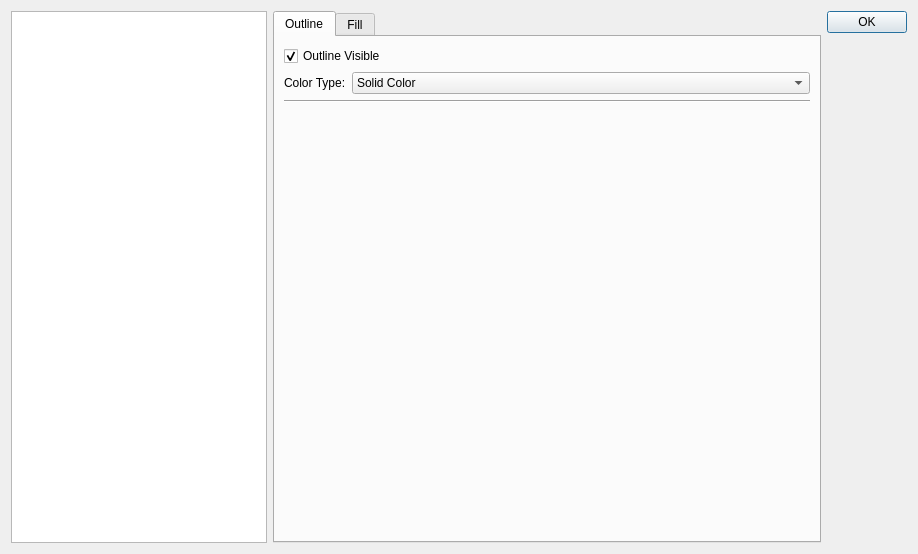
First picture: the form in Dialogs/DisplayOptionsDialog.ui, repository atdyer/adcircSubdomainTool, before the edit.
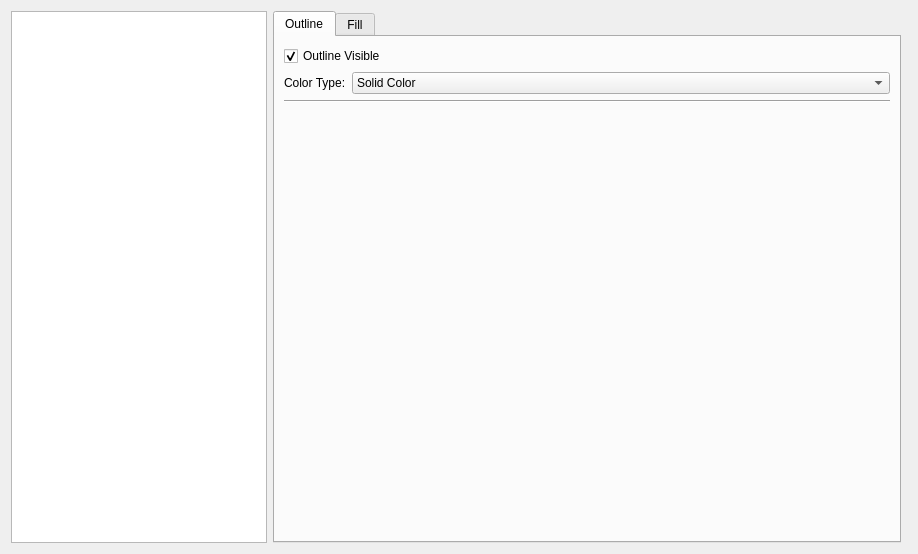
Second picture: the form after the edit. Custom widgets are drawn as their Qt base class.

Commit message: Got the color picker and slider working the way I want

The edit to the form file:
```diff
--- a/Dialogs/DisplayOptionsDialog.ui
+++ b/Dialogs/DisplayOptionsDialog.ui
@@ -165,7 +165,7 @@
       <enum>Qt::Vertical</enum>
      </property>
      <property name="standardButtons">
-      <set>QDialogButtonBox::Ok</set>
+      <set>QDialogButtonBox::NoButton</set>
      </property>
     </widget>
    </item>
```
The commit also changes 7 other files.
